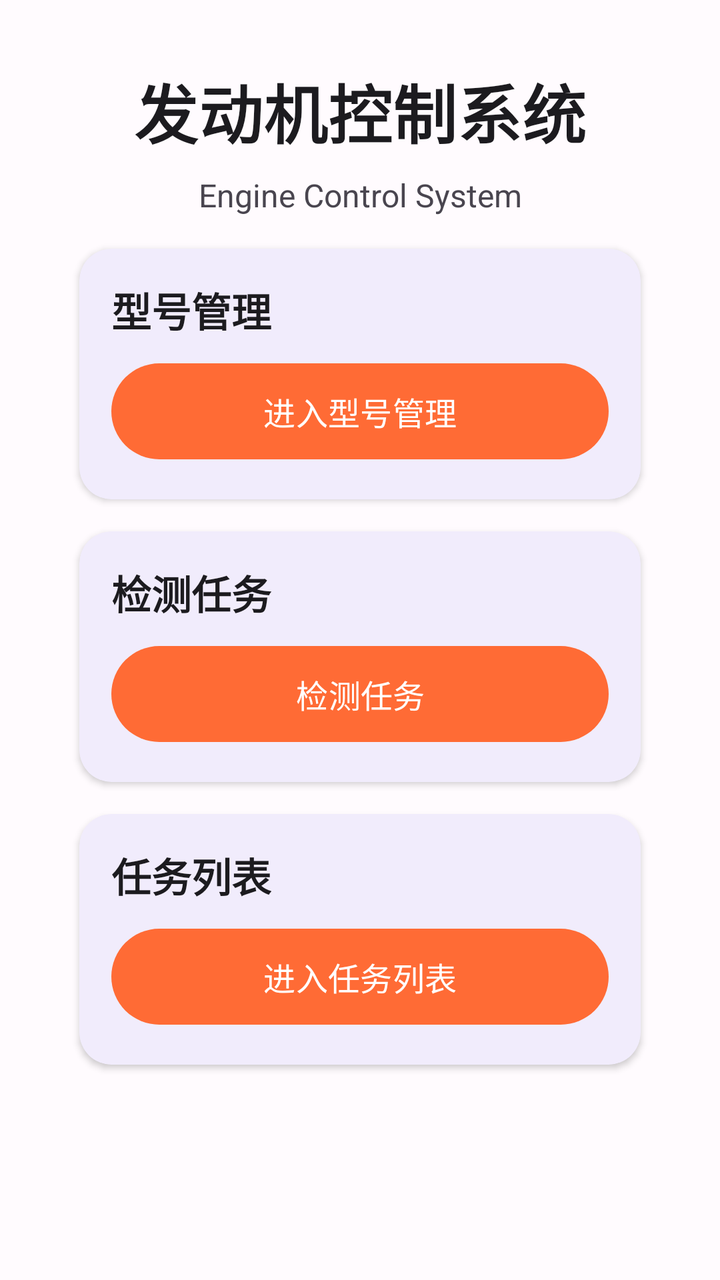
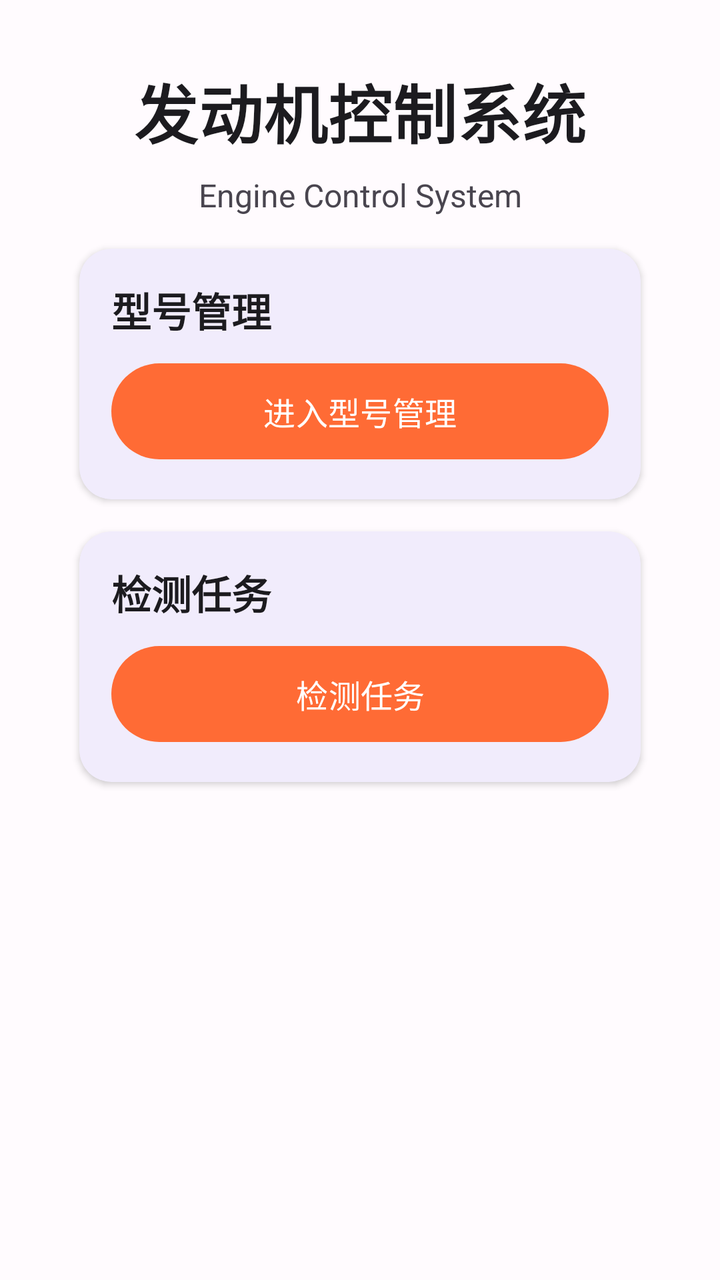

Compare the two renders of this Android layout. The source of the first and the diff that turns it into the second are given below.
<!-- AndroidManifest.xml: application theme Theme.DeviceControl -->
<!-- res/layout/activity_main.xml -->
<?xml version="1.0" encoding="utf-8"?>
<androidx.core.widget.NestedScrollView xmlns:android="http://schemas.android.com/apk/res/android"
    xmlns:app="http://schemas.android.com/apk/res-auto"
    xmlns:tools="http://schemas.android.com/tools"
    android:layout_width="match_parent"
    android:layout_height="match_parent"
    android:background="@color/background"
    android:fillViewport="true">

    <androidx.constraintlayout.widget.ConstraintLayout
        android:layout_width="match_parent"
        android:layout_height="wrap_content"
        android:paddingHorizontal="@dimen/spacing_large"
        android:paddingVertical="@dimen/spacing_medium">

    
    <TextView
        android:id="@+id/tvTitle"
        android:layout_width="wrap_content"
        android:layout_height="wrap_content"
        android:text="发动机控制系统"
        android:textSize="32sp"
        android:textStyle="bold"
        android:textColor="@color/on_background"
        android:fontFamily="sans-serif-medium"
        android:letterSpacing="0.01"
        app:layout_constraintTop_toTopOf="parent"
        app:layout_constraintStart_toStartOf="parent"
        app:layout_constraintEnd_toEndOf="parent"
        android:layout_marginTop="@dimen/spacing_medium" />

    
    <TextView
        android:id="@+id/tvSubtitle"
        android:layout_width="wrap_content"
        android:layout_height="wrap_content"
        android:text="Engine Control System"
        android:textSize="16sp"
        android:textColor="@color/text_secondary"
        app:layout_constraintTop_toBottomOf="@id/tvTitle"
        app:layout_constraintStart_toStartOf="parent"
        app:layout_constraintEnd_toEndOf="parent"
        android:layout_marginTop="@dimen/spacing_small" />

    
    <com.google.android.material.card.MaterialCardView
        android:id="@+id/cardModelManagement"
        android:layout_width="0dp"
        android:layout_height="wrap_content"
        android:layout_marginTop="@dimen/spacing_medium"
        app:cardCornerRadius="@dimen/card_corner_radius"
        app:cardElevation="@dimen/card_elevation"
        app:strokeWidth="0dp"
        app:layout_constraintTop_toBottomOf="@id/tvSubtitle"
        app:layout_constraintStart_toStartOf="parent"
        app:layout_constraintEnd_toEndOf="parent"
        app:layout_constraintWidth_percent="0.9">

        <LinearLayout
            android:layout_width="match_parent"
            android:layout_height="wrap_content"
            android:orientation="vertical"
            android:padding="@dimen/card_padding">

            <TextView
                android:layout_width="wrap_content"
                android:layout_height="wrap_content"
                android:text="型号管理"
                android:textSize="20sp"
                android:textStyle="bold"
                android:textColor="@color/on_background"
                android:layout_marginBottom="@dimen/spacing_small" />

            <TextView
                android:layout_width="wrap_content"
                android:layout_height="wrap_content"
                android:text="管理发动机型号和配置项"
                android:textSize="14sp"
                android:visibility="gone"
                android:textColor="@color/text_secondary"
                android:layout_marginBottom="@dimen/spacing_medium" />

            <com.google.android.material.button.MaterialButton
                android:id="@+id/btnModelManagement"
                android:layout_width="match_parent"
                android:layout_height="@dimen/button_height"
                android:text="进入型号管理"
                style="@style/AccentButton" />
        </LinearLayout>
    </com.google.android.material.card.MaterialCardView>

    
    <com.google.android.material.card.MaterialCardView
        android:id="@+id/cardTaskCreate"
        android:layout_width="0dp"
        android:layout_height="wrap_content"
        android:layout_marginTop="@dimen/spacing_medium"
        app:cardCornerRadius="@dimen/card_corner_radius"
        app:cardElevation="@dimen/card_elevation"
        app:strokeWidth="0dp"
        app:layout_constraintTop_toBottomOf="@id/cardModelManagement"
        app:layout_constraintStart_toStartOf="parent"
        app:layout_constraintEnd_toEndOf="parent"
        app:layout_constraintWidth_percent="0.9">

        <LinearLayout
            android:layout_width="match_parent"
            android:layout_height="wrap_content"
            android:orientation="vertical"
            android:padding="@dimen/card_padding">

            <TextView
                android:layout_width="wrap_content"
                android:layout_height="wrap_content"
                android:text="检测任务"
                android:textSize="20sp"
                android:textStyle="bold"
                android:textColor="@color/on_background"
                android:layout_marginBottom="@dimen/spacing_small" />

            <TextView
                android:layout_width="wrap_content"
                android:layout_height="wrap_content"
                android:text="创建新的发动机检测任务"
                android:textSize="14sp"
                android:visibility="gone"
                android:textColor="@color/text_secondary"
                android:layout_marginBottom="@dimen/spacing_medium" />

            <com.google.android.material.button.MaterialButton
                android:id="@+id/btnTaskCreate"
                android:layout_width="match_parent"
                android:layout_height="@dimen/button_height"
                android:text="检测任务"
                style="@style/AccentButton" />
        </LinearLayout>
    </com.google.android.material.card.MaterialCardView>

    
    <com.google.android.material.card.MaterialCardView
        android:id="@+id/cardTaskList"
        android:layout_width="0dp"
        android:layout_height="wrap_content"
        android:layout_marginTop="@dimen/spacing_medium"
        app:cardCornerRadius="@dimen/card_corner_radius"
        app:cardElevation="@dimen/card_elevation"
        app:strokeWidth="0dp"
        app:layout_constraintTop_toBottomOf="@id/cardTaskCreate"
        app:layout_constraintStart_toStartOf="parent"
        app:layout_constraintEnd_toEndOf="parent"
        app:layout_constraintWidth_percent="0.9">

        <LinearLayout
            android:layout_width="match_parent"
            android:layout_height="wrap_content"
            android:orientation="vertical"
            android:padding="@dimen/card_padding">

            <TextView
                android:layout_width="wrap_content"
                android:layout_height="wrap_content"
                android:text="任务列表"
                android:textSize="20sp"
                android:textStyle="bold"
                android:textColor="@color/on_background"
                android:layout_marginBottom="@dimen/spacing_small" />

            <TextView
                android:layout_width="wrap_content"
                android:layout_height="wrap_content"
                android:text="查看和管理所有检测任务"
                android:textSize="14sp"
                android:visibility="gone"
                android:textColor="@color/text_secondary"
                android:layout_marginBottom="@dimen/spacing_medium" />

            <com.google.android.material.button.MaterialButton
                android:id="@+id/btnTaskList"
                android:layout_width="match_parent"
                android:layout_height="@dimen/button_height"
                android:text="进入任务列表"
                style="@style/AccentButton" />
        </LinearLayout>
    </com.google.android.material.card.MaterialCardView>

    
    <com.google.android.material.card.MaterialCardView
        android:id="@+id/cardTaskControl"
        android:layout_width="0dp"
        android:layout_height="wrap_content"
        android:layout_marginTop="@dimen/spacing_medium"
        android:visibility="gone"
        app:cardCornerRadius="@dimen/card_corner_radius"
        app:cardElevation="@dimen/card_elevation"
        app:strokeWidth="0dp"
        app:layout_constraintTop_toBottomOf="@id/cardTaskList"
        app:layout_constraintStart_toStartOf="parent"
        app:layout_constraintEnd_toEndOf="parent"
        app:layout_constraintWidth_percent="0.9">

        <LinearLayout
            android:layout_width="match_parent"
            android:layout_height="wrap_content"
            android:orientation="vertical"
            android:padding="@dimen/card_padding">

            <TextView
                android:layout_width="wrap_content"
                android:layout_height="wrap_content"
                android:text="任务控制"
                android:textSize="20sp"
                android:textStyle="bold"
                android:textColor="@color/on_background"
                android:layout_marginBottom="@dimen/spacing_small" />

            <TextView
                android:layout_width="wrap_content"
                android:layout_height="wrap_content"
                android:text="执行和控制发动机任务"
                android:textSize="14sp"
                android:textColor="@color/text_secondary"
                android:layout_marginBottom="@dimen/spacing_medium" />

            <com.google.android.material.button.MaterialButton
                android:id="@+id/btnTaskControl"
                android:layout_width="match_parent"
                android:layout_height="@dimen/button_height"
                android:text="任务控制"
                style="@style/AccentButton" />
        </LinearLayout>
    </com.google.android.material.card.MaterialCardView>

    </androidx.constraintlayout.widget.ConstraintLayout>
</androidx.core.widget.NestedScrollView>
<!-- resources referenced by this layout -->
<resources>
  <color name="background">#FFFBFE</color>
  <color name="on_background">#1C1B1F</color>
  <color name="text_secondary">#49454F</color>
  <dimen name="button_height">56dp</dimen>
  <dimen name="card_corner_radius">16dp</dimen>
  <dimen name="card_elevation">2dp</dimen>
  <dimen name="card_padding">16dp</dimen>
  <dimen name="spacing_large">24dp</dimen>
  <dimen name="spacing_medium">16dp</dimen>
  <dimen name="spacing_small">8dp</dimen>
  <style name="AccentButton" parent="PrimaryButton">
          <item name="backgroundTint">@color/accent_orange</item>
          <item name="android:textColor">@color/on_accent_orange</item>
      </style>
  <style name="Theme.DeviceControl" parent="Theme.Material3.DayNight.NoActionBar">
          <item name="colorPrimary">@color/primary</item>
          <item name="colorOnPrimary">@color/white</item>
          <item name="android:statusBarColor">@color/primary</item>
          <item name="android:windowLightStatusBar" tools:ignore="NewApi">false</item>
      </style>
  <style name="PrimaryButton" parent="Widget.Material3.Button">
          <item name="android:layout_height">@dimen/button_height</item>
          <item name="android:minHeight">@dimen/button_height</item>
          <item name="cornerRadius">@dimen/button_corner_radius</item>
          <item name="android:textAllCaps">false</item>
          <item name="android:textSize">16sp</item>
          <item name="android:fontFamily">sans-serif-medium</item>
      </style>
  <color name="accent_orange">#FF6B35</color>
  <color name="on_accent_orange">#FFFFFF</color>
  <color name="primary">#4E68E2</color>
  <color name="white">#FFFFFF</color>
  <dimen name="button_corner_radius">28dp</dimen>
</resources>

<!-- the commit's change to res/layout/activity_main.xml (unified diff, before → after) -->
@@ -145,6 +145,7 @@
         app:cardCornerRadius="@dimen/card_corner_radius"
         app:cardElevation="@dimen/card_elevation"
         app:strokeWidth="0dp"
+        android:visibility="gone"
         app:layout_constraintTop_toBottomOf="@id/cardTaskCreate"
         app:layout_constraintStart_toStartOf="parent"
         app:layout_constraintEnd_toEndOf="parent"
